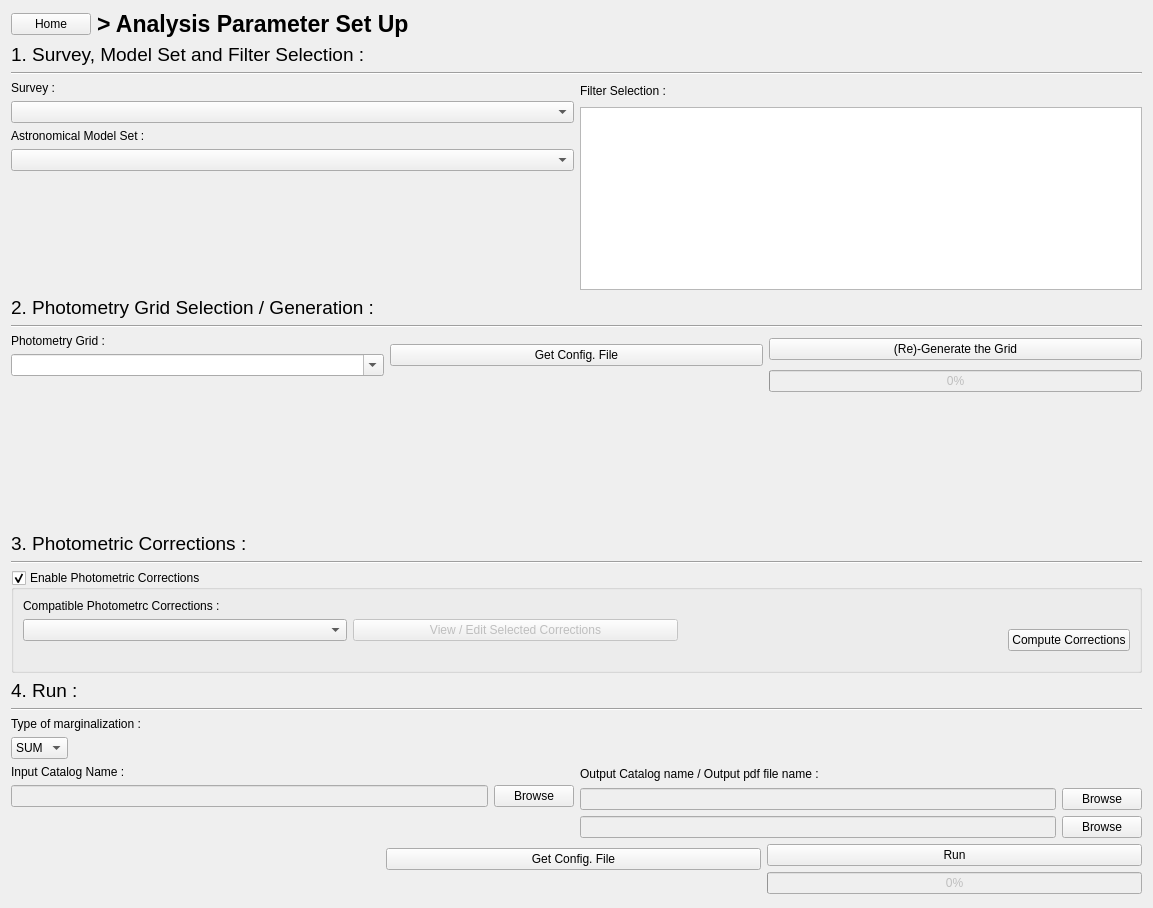
astrorama/Phosphoros, file PhzQtUI/auxdir/PhzQtUI/FormAnalysis.ui: the form before one commit.
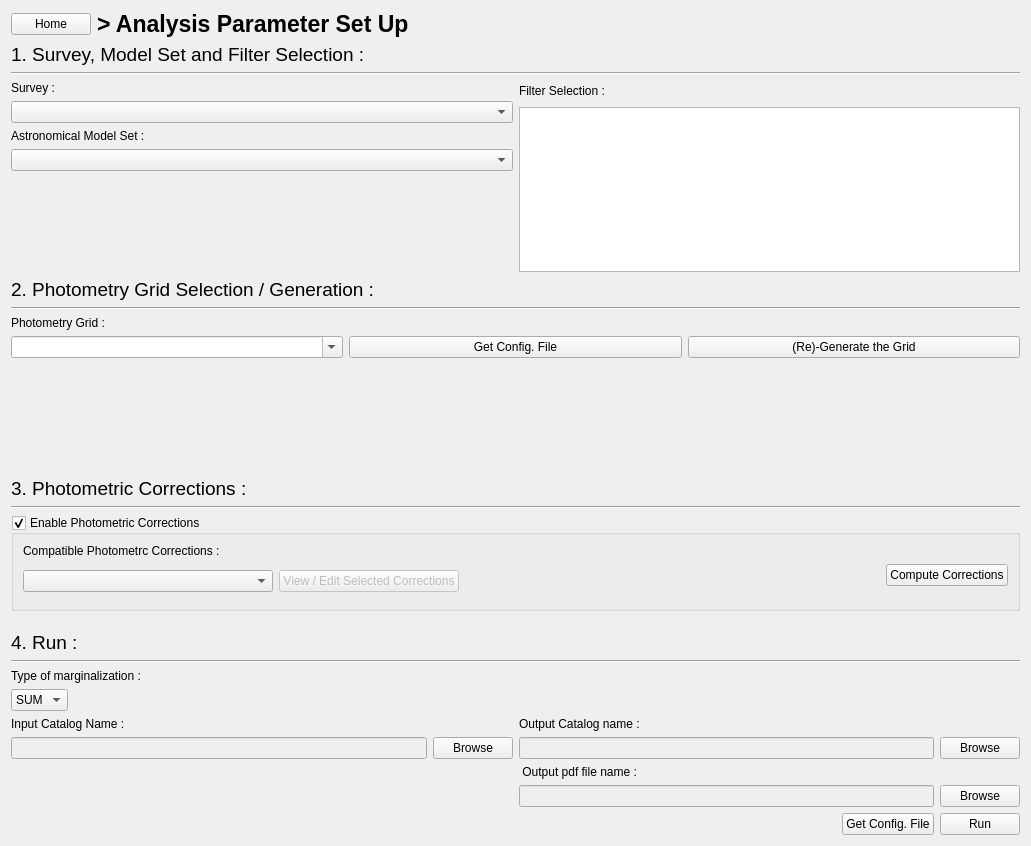
The form after the commit.

Commit message: Correct bug when navigating to the Analysis page without Survey defined, Put analysis progress bar in popups, change the corrections edition popups to a vertical layout

```diff
--- a/PhzQtUI/auxdir/PhzQtUI/FormAnalysis.ui
+++ b/PhzQtUI/auxdir/PhzQtUI/FormAnalysis.ui
@@ -6,8 +6,8 @@
    <rect>
     <x>0</x>
     <y>0</y>
-    <width>1153</width>
-    <height>908</height>
+    <width>1031</width>
+    <height>846</height>
    </rect>
   </property>
   <property name="windowTitle">
@@ -218,23 +218,23 @@
          </property>
         </widget>
        </item>
-       <item>
-        <spacer name="horizontalSpacer">
-         <property name="orientation">
-          <enum>Qt::Horizontal</enum>
-         </property>
-         <property name="sizeHint" stdset="0">
-          <size>
-           <width>40</width>
-           <height>20</height>
-          </size>
-         </property>
-        </spacer>
-       </item>
       </layout>
      </item>
      <item>
       <layout class="QVBoxLayout" name="verticalLayout_18">
+       <item>
+        <spacer name="verticalSpacer_2">
+         <property name="orientation">
+          <enum>Qt::Vertical</enum>
+         </property>
+         <property name="sizeHint" stdset="0">
+          <size>
+           <width>20</width>
+           <height>40</height>
+          </size>
+         </property>
+        </spacer>
+       </item>
        <item>
         <widget class="QPushButton" name="btn_GetConfigGrid">
          <property name="text">
@@ -242,23 +242,23 @@
          </property>
         </widget>
        </item>
-       <item>
-        <spacer name="horizontalSpacer_21">
-         <property name="orientation">
-          <enum>Qt::Horizontal</enum>
-         </property>
-         <property name="sizeHint" stdset="0">
-          <size>
-           <width>40</width>
-           <height>20</height>
-          </size>
-         </property>
-        </spacer>
-       </item>
       </layout>
      </item>
      <item>
       <layout class="QVBoxLayout" name="verticalLayout_17">
+       <item>
+        <spacer name="verticalSpacer_3">
+         <property name="orientation">
+          <enum>Qt::Vertical</enum>
+         </property>
+         <property name="sizeHint" stdset="0">
+          <size>
+           <width>20</width>
+           <height>40</height>
+          </size>
+         </property>
+        </spacer>
+       </item>
        <item>
         <widget class="QPushButton" name="btn_RunGrid">
          <property name="text">
@@ -266,19 +266,6 @@
          </property>
         </widget>
        </item>
-       <item>
-        <widget class="QProgressBar" name="progress_Grid">
-         <property name="enabled">
-          <bool>false</bool>
-         </property>
-         <property name="value">
-          <number>0</number>
-         </property>
-         <property name="format">
-          <string>%p%</string>
-         </property>
-        </widget>
-       </item>
       </layout>
      </item>
     </layout>
@@ -323,6 +310,9 @@
      <property name="title">
       <string>Enable Photometric Corrections </string>
      </property>
+     <property name="flat">
+      <bool>true</bool>
+     </property>
      <property name="checkable">
       <bool>true</bool>
      </property>
@@ -339,20 +329,14 @@
         <item>
          <layout class="QVBoxLayout" name="verticalLayout_21">
           <item>
-           <widget class="QComboBox" name="cb_AnalysisCorrection"/>
-          </item>
-          <item>
-           <spacer name="horizontalSpacer_24">
-            <property name="orientation">
-             <enum>Qt::Horizontal</enum>
-            </property>
-            <property name="sizeHint" stdset="0">
+           <widget class="QComboBox" name="cb_AnalysisCorrection">
+            <property name="minimumSize">
              <size>
-              <width>40</width>
-              <height>20</height>
+              <width>250</width>
+              <height>0</height>
              </size>
             </property>
-           </spacer>
+           </widget>
           </item>
          </layout>
         </item>
@@ -368,19 +352,6 @@
             </property>
            </widget>
           </item>
-          <item>
-           <spacer name="horizontalSpacer_26">
-            <property name="orientation">
-             <enum>Qt::Horizontal</enum>
-            </property>
-            <property name="sizeHint" stdset="0">
-             <size>
-              <width>40</width>
-              <height>20</height>
-             </size>
-            </property>
-           </spacer>
-          </item>
          </layout>
         </item>
         <item>
@@ -405,6 +376,19 @@
             </property>
            </widget>
           </item>
+          <item>
+           <spacer name="verticalSpacer_4">
+            <property name="orientation">
+             <enum>Qt::Vertical</enum>
+            </property>
+            <property name="sizeHint" stdset="0">
+             <size>
+              <width>20</width>
+              <height>40</height>
+             </size>
+            </property>
+           </spacer>
+          </item>
          </layout>
         </item>
        </layout>
@@ -412,6 +396,19 @@
      </layout>
     </widget>
    </item>
+   <item>
+    <spacer name="verticalSpacer_5">
+     <property name="orientation">
+      <enum>Qt::Vertical</enum>
+     </property>
+     <property name="sizeHint" stdset="0">
+      <size>
+       <width>20</width>
+       <height>40</height>
+      </size>
+     </property>
+    </spacer>
+   </item>
    <item>
     <widget class="QLabel" name="label_25">
      <property name="font">
@@ -518,7 +515,7 @@
        <item>
         <widget class="QLabel" name="label_27">
          <property name="text">
-          <string>Output Catalog name / Output pdf file name :</string>
+          <string>Output Catalog name :</string>
          </property>
         </widget>
        </item>
@@ -540,6 +537,13 @@
          </item>
         </layout>
        </item>
+       <item>
+        <widget class="QLabel" name="label_2">
+         <property name="text">
+          <string> Output pdf file name :</string>
+         </property>
+        </widget>
+       </item>
        <item>
         <layout class="QHBoxLayout" name="horizontalLayout_26">
          <item>
@@ -586,19 +590,6 @@
          </property>
         </widget>
        </item>
-       <item>
-        <spacer name="horizontalSpacer_23">
-         <property name="orientation">
-          <enum>Qt::Horizontal</enum>
-         </property>
-         <property name="sizeHint" stdset="0">
-          <size>
-           <width>40</width>
-           <height>20</height>
-          </size>
-         </property>
-        </spacer>
-       </item>
       </layout>
      </item>
      <item>
@@ -610,16 +601,6 @@
          </property>
         </widget>
        </item>
-       <item>
-        <widget class="QProgressBar" name="progress_Analysis">
-         <property name="enabled">
-          <bool>false</bool>
-         </property>
-         <property name="value">
-          <number>0</number>
-         </property>
-        </widget>
-       </item>
       </layout>
      </item>
     </layout>
```
The commit also changes 15 other files.
